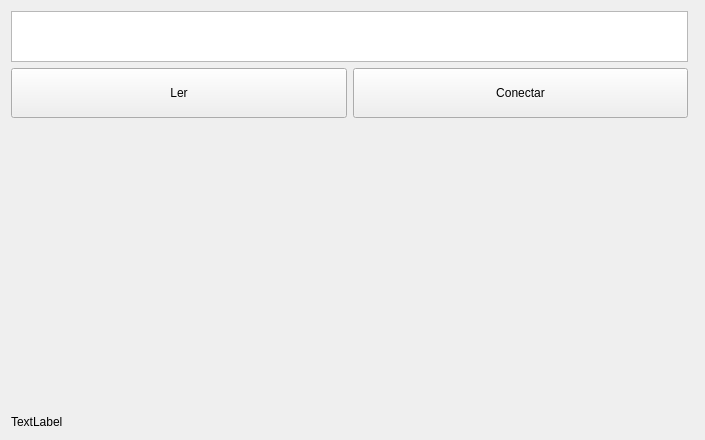
Above: QtWidget/mainwindow.ui from cukier/qt before the change. Below: the same form after it.
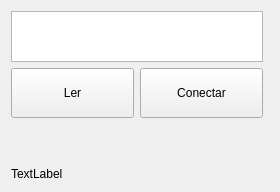
That is the form after the change.

```diff
--- a/QtWidget/mainwindow.ui
+++ b/QtWidget/mainwindow.ui
@@ -6,8 +6,8 @@
    <rect>
     <x>0</x>
     <y>0</y>
-    <width>705</width>
-    <height>440</height>
+    <width>280</width>
+    <height>192</height>
    </rect>
   </property>
   <property name="windowTitle">
```
